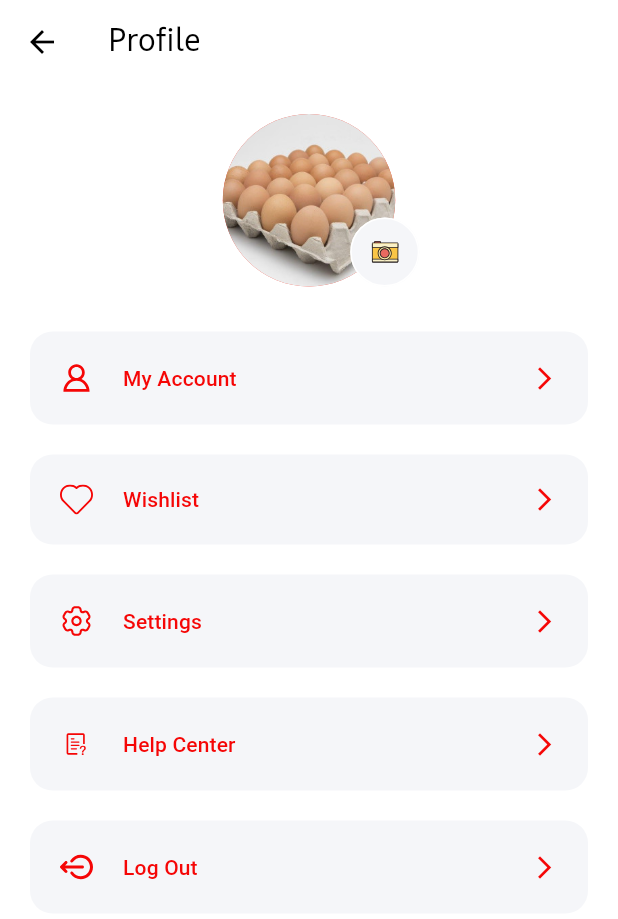
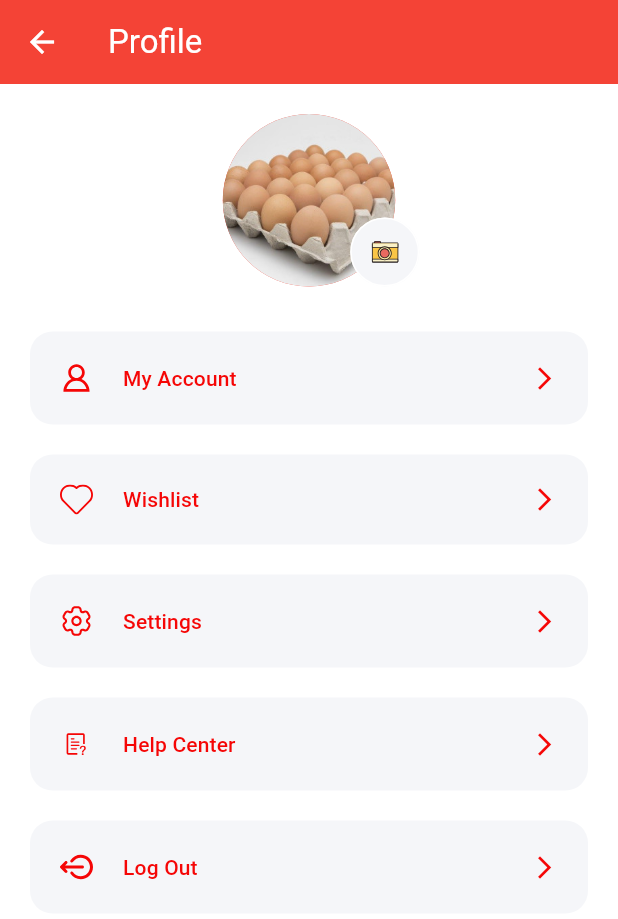
Before and after one commit to agususnto/e-commerce, a Flutter app: the Profile screen opened directly, on a phone screen of 412 x 824 dp. Shown: the top 919 px of the screen. Run offline on Flutter 3.47's test engine with Material 3 defaults, Android fonts, the phone set to English and light mode, and no system bars; our stand-ins replace convex_bottom_bar, delayed_display, flutter_svg, shared_preferences, shimmer, smooth_page_indicator; accounts and stored records are empty.

```diff
--- a/lib/components/already_have_an_account_acheck.dart
+++ b/lib/components/already_have_an_account_acheck.dart
@@ -17,7 +17,7 @@ class AlreadyHaveAnAccountCheck extends StatelessWidget {
       children: <Widget>[
         Text(
           login ? "Don’t have an Account ? " : "Already have an Account ? ",
-          style: const TextStyle(color: kPrimaryColor),
+          // style: const TextStyle(color: kPrimaryColor),
         ),
         GestureDetector(
           onTap: press as void Function()?,
--- a/lib/home/components/section_title.dart
+++ b/lib/home/components/section_title.dart
@@ -25,7 +25,7 @@ class SectionTitle extends StatelessWidget {
         ),
         TextButton(
           onPressed: press,
-          style: TextButton.styleFrom(foregroundColor: Colors.grey),
+          style: TextButton.styleFrom(foregroundColor: Colors.redAccent),
           child: const Text("See more"),
         ),
       ],
--- a/lib/models/Product.dart
+++ b/lib/models/Product.dart
@@ -7,15 +7,16 @@ class Product {
   final String size;
   final String stock;
   final double rating, priceIDR;
-  final bool isFavourite, isPopular, isRecomended;
+  final bool isSpecial, isPopular, isRecomended;
 
   Product({
     required this.id,
     required this.images,
     this.rating = 0.0,
-    this.isFavourite = false,
+    // this.isSpecial = false,
     required this.isPopular,
     required this.isRecomended,
+    required this.isSpecial,
     required this.title,
     required this.priceIDR,
     required this.description,
@@ -36,8 +37,9 @@ class Product {
       'category': category,
       'images': images,
       'rating': rating,
-      'isFavourite': isFavourite,
+      'isFavourite': isSpecial,
       'isPopular': isPopular,
+      'isRecomended': isRecomended,
     };
   }
 
@@ -53,7 +55,7 @@ class Product {
       category: json['category'],
       images: List<String>.from(json['images']),
       rating: json['rating'],
-      isFavourite: json['isFavourite'],
+      isSpecial: json['isSpecial'] ?? false,
       isPopular: json['isPopular'],
       isRecomended: json['isRecomended'] ?? false,
     );
@@ -76,10 +78,9 @@ List<Product> demoProducts = [
       size: "Medium",
       stock: "20",
       category: "Beras",
-    // isFavourite: true,
       isPopular: true,
-    isRecomended: false,
-  ),
+      isRecomended: true,
+      isSpecial: false),
   Product(
       id: 2,
       images: [
@@ -98,6 +99,7 @@ List<Product> demoProducts = [
       size: "Medium",
       stock: "20",
       category: "Beras",
+      isSpecial: true,
       isPopular: false,
       isRecomended: true),
   Product(
@@ -122,7 +124,7 @@ List<Product> demoProducts = [
       // isFavourite: true,
       isPopular: true,
       isRecomended: false,
-  ),
+      isSpecial: false),
   Product(
     id: 4,
     images: [
@@ -144,6 +146,7 @@ List<Product> demoProducts = [
     // isFavourite: true,
     isPopular: true,
     isRecomended: false,
+    isSpecial: false,
   ),
   Product(
     id: 5,
@@ -161,6 +164,7 @@ List<Product> demoProducts = [
     category: "Beras",
     isPopular: true,
     isRecomended: false,
+    isSpecial: false,
   ),
   Product(
     id: 6,
@@ -186,6 +190,7 @@ List<Product> demoProducts = [
     // isFavourite: true,
     isPopular: true,
     isRecomended: false,
+    isSpecial: false,
   ),
   Product(
     id: 7,
@@ -207,6 +212,7 @@ List<Product> demoProducts = [
     category: "Telur",
     isPopular: false,
     isRecomended: true,
+    isSpecial: false,
   ),
   Product(
     id: 8,
@@ -229,6 +235,7 @@ List<Product> demoProducts = [
     // isFavourite: true,
     isPopular: true,
     isRecomended: false,
+    isSpecial: false,
   ),
   Product(
     id: 9,
@@ -251,6 +258,7 @@ List<Product> demoProducts = [
     // isFavourite: true,
     isPopular: true,
     isRecomended: false,
+    isSpecial: false,
   ),
   Product(
     id: 10,
@@ -273,6 +281,7 @@ List<Product> demoProducts = [
     // isFavourite: true,
     isPopular: true,
     isRecomended: false,
+    isSpecial: false,
   ),
   Product(
     id: 11,
@@ -298,6 +307,7 @@ List<Product> demoProducts = [
     // isFavourite: true,
     isPopular: false,
     isRecomended: true,
+    isSpecial: false,
   ),
   Product(
     id: 12,
@@ -317,6 +327,7 @@ List<Product> demoProducts = [
     // isFavourite: true,
     isPopular: true,
     isRecomended: false,
+    isSpecial: false,
   ),
   Product(
     id: 13,
@@ -336,6 +347,7 @@ List<Product> demoProducts = [
     // isFavourite: true,
     isPopular: true,
     isRecomended: false,
+    isSpecial: false,
   ),
   Product(
     id: 14,
@@ -355,6 +367,7 @@ List<Product> demoProducts = [
     // isFavourite: true,
     isPopular: true,
     isRecomended: false,
+    isSpecial: false,
   ),
   Product(
     id: 15,
@@ -376,6 +389,7 @@ List<Product> demoProducts = [
     category: "Susu",
     isPopular: true,
     isRecomended: false,
+    isSpecial: false,
   ),
   Product(
     id: 16,
@@ -398,6 +412,7 @@ List<Product> demoProducts = [
     // isFavourite: true,
     isPopular: true,
     isRecomended: false,
+    isSpecial: false,
   ),
   Product(
     id: 17,
@@ -420,6 +435,7 @@ List<Product> demoProducts = [
     // isFavourite: true,
     isPopular: false,
     isRecomended: true,
+    isSpecial: false,
   ),
   Product(
     id: 18,
@@ -436,6 +452,7 @@ List<Product> demoProducts = [
     // isFavourite: true,
     isPopular: false,
     isRecomended: true,
+    isSpecial: false,
   ),
 ];
 
--- a/lib/profile/profile.dart
+++ b/lib/profile/profile.dart
@@ -1,6 +1,5 @@
 import 'package:flutter/material.dart';
 
-import '../widgets/text_widget.dart';
 import 'components/profile_menu.dart';
 import 'components/profile_pic.dart';
 import 'page_profile/account.dart';
@@ -20,7 +19,13 @@ class _ProfileState extends State<Profile> {
   Widget build(BuildContext context) {
     return Scaffold(
       appBar: AppBar(
-        title: const TextView(text: 'Profile'),
+        automaticallyImplyLeading:
+            true, // Menampilkan ikon back secara otomatis
+        title: const Text('Profile',
+            style: TextStyle(color: Colors.white)), // Warna teks putih
+        backgroundColor: Theme.of(context).colorScheme.primary,
+        iconTheme:
+            const IconThemeData(color: Colors.white), // Warna ikon back putih
       ),
       body: SingleChildScrollView(
         padding: const EdgeInsets.symmetric(vertical: 20),
--- a/lib/signup/components/signup_form.dart
+++ b/lib/signup/components/signup_form.dart
@@ -162,7 +162,7 @@ class _SignUpFormState extends State<SignUpForm> {
               );
             },
           ),
-          const SizedBox(height: defaultPadding / 2),
+          const SizedBox(height: defaultPadding * 1),
         ],
       ),
     );
--- a/lib/welcome/components/welcome_image.dart
+++ b/lib/welcome/components/welcome_image.dart
@@ -23,7 +23,7 @@ class WelcomeImage extends StatelessWidget {
             Expanded(
               flex: 8,
               child: SvgPicture.asset(
-                "assets/icons/Login-panaa.svg",
+                "assets/icons/undraw_login.svg",
               ),
             ),
             const Spacer(),
```
Also changed, not shown: lib/cart/cart.dart (+8 -2 lines), lib/home/components/custom_search.dart (+46 -23 lines), lib/home/components/special_offers.dart (+14 -1 lines), lib/home/home.dart (+15 -0 lines), lib/order/order.dart (+8 -2 lines), assets/icons/undraw_login.svg. Lines whose indentation alone changed are shown as unchanged.
